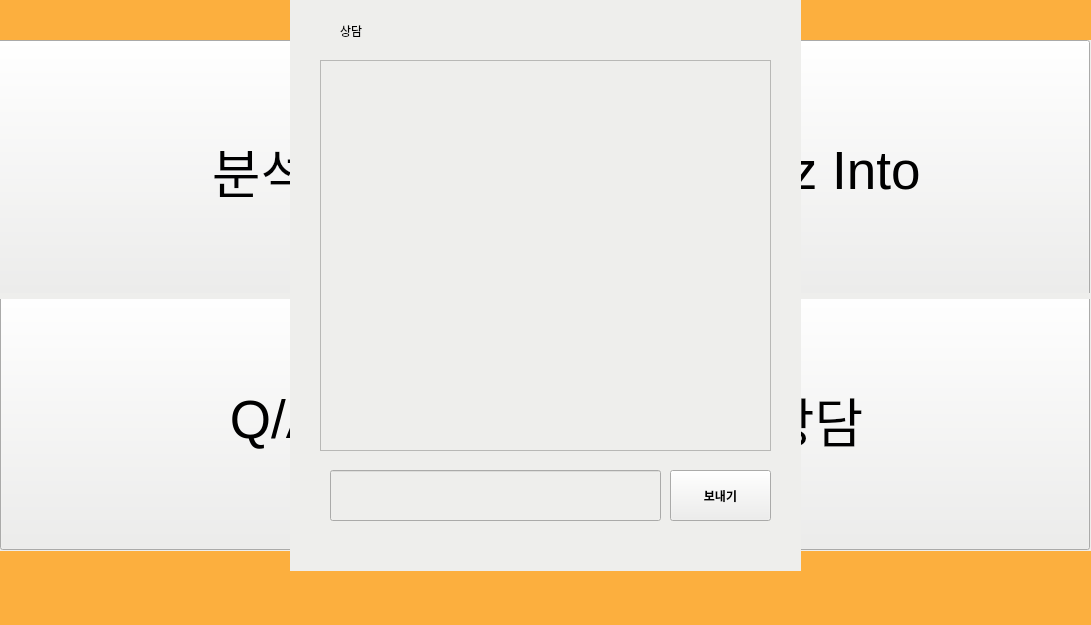
Before: the Qt Designer form professor.ui in YangwonChoi/eduwill, drawn with Qt 5.
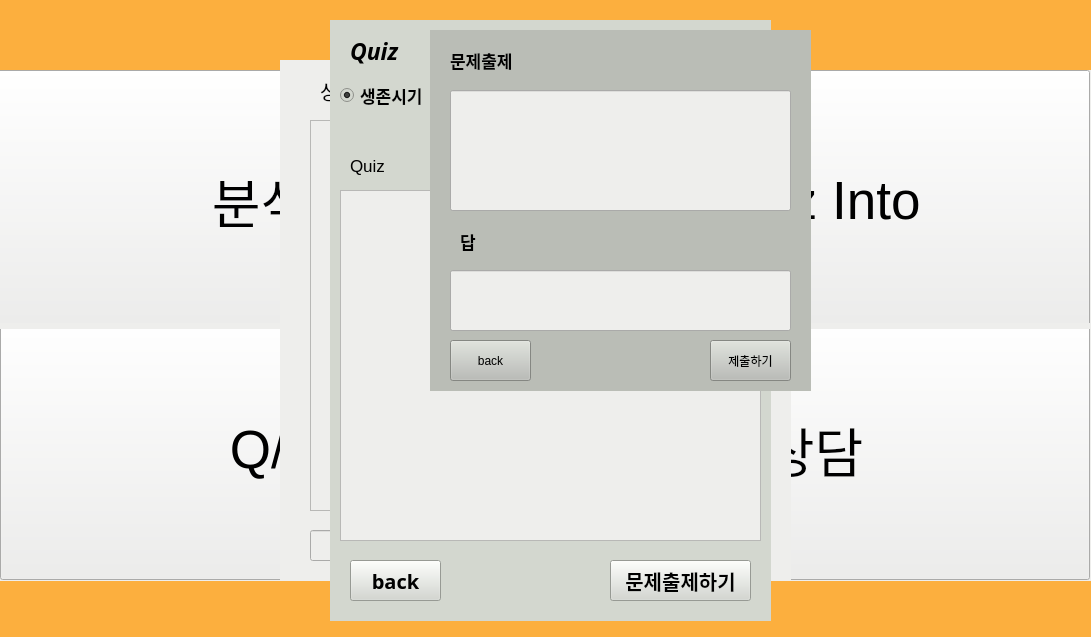
After: the same form once the commit is applied.

```diff
--- a/professor.ui
+++ b/professor.ui
@@ -7,7 +7,7 @@
     <x>0</x>
     <y>0</y>
     <width>1091</width>
-    <height>625</height>
+    <height>637</height>
    </rect>
   </property>
   <property name="windowTitle">
@@ -498,7 +498,7 @@
     <property name="geometry">
      <rect>
       <x>0</x>
-      <y>40</y>
+      <y>70</y>
       <width>1091</width>
       <height>511</height>
      </rect>
@@ -634,13 +634,213 @@
      </layout>
     </widget>
    </widget>
+   <widget class="QWidget" name="select_widget" native="true">
+    <property name="geometry">
+     <rect>
+      <x>400</x>
+      <y>80</y>
+      <width>291</width>
+      <height>391</height>
+     </rect>
+    </property>
+    <property name="styleSheet">
+     <string notr="true">background-color: rgb(238, 238, 236);
+border-style: solid;
+border-width: 2px;
+border-color: balck;</string>
+    </property>
+    <widget class="QLabel" name="label_10">
+     <property name="geometry">
+      <rect>
+       <x>20</x>
+       <y>10</y>
+       <width>151</width>
+       <height>21</height>
+      </rect>
+     </property>
+     <property name="styleSheet">
+      <string notr="true">border-style: solid;
+border-width: 0px;
+border-color: balck;</string>
+     </property>
+     <property name="text">
+      <string>현재 접속중인 학생</string>
+     </property>
+    </widget>
+    <widget class="QPushButton" name="exit_st">
+     <property name="geometry">
+      <rect>
+       <x>260</x>
+       <y>10</y>
+       <width>21</width>
+       <height>21</height>
+      </rect>
+     </property>
+     <property name="palette">
+      <palette>
+       <active>
+        <colorrole role="Button">
+         <brush brushstyle="SolidPattern">
+          <color alpha="255">
+           <red>136</red>
+           <green>138</green>
+           <blue>133</blue>
+          </color>
+         </brush>
+        </colorrole>
+        <colorrole role="Base">
+         <brush brushstyle="SolidPattern">
+          <color alpha="255">
+           <red>136</red>
+           <green>138</green>
+           <blue>133</blue>
+          </color>
+         </brush>
+        </colorrole>
+        <colorrole role="Window">
+         <brush brushstyle="SolidPattern">
+          <color alpha="255">
+           <red>136</red>
+           <green>138</green>
+           <blue>133</blue>
+          </color>
+         </brush>
+        </colorrole>
+       </active>
+       <inactive>
+        <colorrole role="Button">
+         <brush brushstyle="SolidPattern">
+          <color alpha="255">
+           <red>136</red>
+           <green>138</green>
+           <blue>133</blue>
+          </color>
+         </brush>
+        </colorrole>
+        <colorrole role="Base">
+         <brush brushstyle="SolidPattern">
+          <color alpha="255">
+           <red>136</red>
+           <green>138</green>
+           <blue>133</blue>
+          </color>
+         </brush>
+        </colorrole>
+        <colorrole role="Window">
+         <brush brushstyle="SolidPattern">
+          <color alpha="255">
+           <red>136</red>
+           <green>138</green>
+           <blue>133</blue>
+          </color>
+         </brush>
+        </colorrole>
+       </inactive>
+       <disabled>
+        <colorrole role="Button">
+         <brush brushstyle="SolidPattern">
+          <color alpha="255">
+           <red>136</red>
+           <green>138</green>
+           <blue>133</blue>
+          </color>
+         </brush>
+        </colorrole>
+        <colorrole role="Base">
+         <brush brushstyle="SolidPattern">
+          <color alpha="255">
+           <red>136</red>
+           <green>138</green>
+           <blue>133</blue>
+          </color>
+         </brush>
+        </colorrole>
+        <colorrole role="Window">
+         <brush brushstyle="SolidPattern">
+          <color alpha="255">
+           <red>136</red>
+           <green>138</green>
+           <blue>133</blue>
+          </color>
+         </brush>
+        </colorrole>
+       </disabled>
+      </palette>
+     </property>
+     <property name="styleSheet">
+      <string notr="true">QPushButton{
+background-color: rgb(136, 138, 133);
+border-style: solid;
+border-radius: 15px
+}
+QPushButton:hover{
+background-color: rgb(180, 255, 255);
+border-style: solid;
+border-radius: 15px}
+
+QPushButton:pressed{
+background-color: rgb(100, 255, 255);
+border-style: solid;
+border-radius: 15px}
+</string>
+     </property>
+     <property name="text">
+      <string>X</string>
+     </property>
+    </widget>
+    <widget class="QWidget" name="verticalLayoutWidget">
+     <property name="geometry">
+      <rect>
+       <x>0</x>
+       <y>40</y>
+       <width>291</width>
+       <height>301</height>
+      </rect>
+     </property>
+     <layout class="QVBoxLayout" name="verticalLayout">
+      <item>
+       <widget class="QListWidget" name="listWidget"/>
+      </item>
+     </layout>
+    </widget>
+    <widget class="QPushButton" name="conect_btn">
+     <property name="geometry">
+      <rect>
+       <x>100</x>
+       <y>350</y>
+       <width>89</width>
+       <height>25</height>
+      </rect>
+     </property>
+     <property name="styleSheet">
+      <string notr="true">QPushButton{
+background-color: rgb(136, 138, 133);
+border-style: solid;
+border-radius: 15px
+}
+QPushButton:hover{
+background-color: rgb(180, 255, 255);
+border-style: solid;
+border-radius: 15px}
+
+QPushButton:pressed{
+background-color: rgb(100, 255, 255);
+border-style: solid;
+border-radius: 15px}
+</string>
+     </property>
+     <property name="text">
+      <string>연결하기</string>
+     </property>
+    </widget>
+   </widget>
    <widget class="QWidget" name="chat_widget" native="true">
     <property name="geometry">
      <rect>
-      <x>290</x>
-      <y>0</y>
+      <x>280</x>
+      <y>60</y>
       <width>511</width>
-      <height>571</height>
+      <height>521</height>
      </rect>
     </property>
     <property name="styleSheet">
@@ -656,13 +856,13 @@
       </rect>
      </property>
     </widget>
-    <widget class="QPushButton" name="send_btn">
+    <widget class="QPushButton" name="send_btn_2">
      <property name="geometry">
       <rect>
        <x>380</x>
        <y>470</y>
        <width>101</width>
-       <height>51</height>
+       <height>31</height>
       </rect>
      </property>
      <property name="font">
@@ -677,42 +877,448 @@
       <string>보내기</string>
      </property>
     </widget>
-    <widget class="QLabel" name="label_9">
-     <property name="geometry">
-      <rect>
-       <x>50</x>
-       <y>10</y>
-       <width>151</width>
-       <height>41</height>
-      </rect>
-     </property>
-     <property name="text">
-      <string>상담</string>
-     </property>
-    </widget>
-    <widget class="QLineEdit" name="text_input">
+    <widget class="QLabel" name="chat_title_2">
      <property name="geometry">
       <rect>
        <x>40</x>
+       <y>10</y>
+       <width>161</width>
+       <height>41</height>
+      </rect>
+     </property>
+     <property name="font">
+      <font>
+       <pointsize>15</pointsize>
+      </font>
+     </property>
+     <property name="text">
+      <string>상담</string>
+     </property>
+    </widget>
+    <widget class="QLineEdit" name="chat_input_2">
+     <property name="geometry">
+      <rect>
+       <x>30</x>
        <y>470</y>
-       <width>331</width>
-       <height>51</height>
+       <width>341</width>
+       <height>31</height>
       </rect>
      </property>
+     <property name="text">
+      <string/>
+     </property>
     </widget>
+    <widget class="QPushButton" name="chat_exit_bt">
+     <property name="geometry">
+      <rect>
+       <x>470</x>
+       <y>10</y>
+       <width>31</width>
+       <height>31</height>
+      </rect>
+     </property>
+     <property name="palette">
+      <palette>
+       <active>
+        <colorrole role="Button">
+         <brush brushstyle="SolidPattern">
+          <color alpha="255">
+           <red>136</red>
+           <green>138</green>
+           <blue>133</blue>
+          </color>
+         </brush>
+        </colorrole>
+        <colorrole role="Base">
+         <brush brushstyle="SolidPattern">
+          <color alpha="255">
+           <red>136</red>
+           <green>138</green>
+           <blue>133</blue>
+          </color>
+         </brush>
+        </colorrole>
+        <colorrole role="Window">
+         <brush brushstyle="SolidPattern">
+          <color alpha="255">
+           <red>136</red>
+           <green>138</green>
+           <blue>133</blue>
+          </color>
+         </brush>
+        </colorrole>
+       </active>
+       <inactive>
+        <colorrole role="Button">
+         <brush brushstyle="SolidPattern">
+          <color alpha="255">
+           <red>136</red>
+           <green>138</green>
+           <blue>133</blue>
+          </color>
+         </brush>
+        </colorrole>
+        <colorrole role="Base">
+         <brush brushstyle="SolidPattern">
+          <color alpha="255">
+           <red>136</red>
+           <green>138</green>
+           <blue>133</blue>
+          </color>
+         </brush>
+        </colorrole>
+        <colorrole role="Window">
+         <brush brushstyle="SolidPattern">
+          <color alpha="255">
+           <red>136</red>
+           <green>138</green>
+           <blue>133</blue>
+          </color>
+         </brush>
+        </colorrole>
+       </inactive>
+       <disabled>
+        <colorrole role="Button">
+         <brush brushstyle="SolidPattern">
+          <color alpha="255">
+           <red>136</red>
+           <green>138</green>
+           <blue>133</blue>
+          </color>
+         </brush>
+        </colorrole>
+        <colorrole role="Base">
+         <brush brushstyle="SolidPattern">
+          <color alpha="255">
+           <red>136</red>
+           <green>138</green>
+           <blue>133</blue>
+          </color>
+         </brush>
+        </colorrole>
+        <colorrole role="Window">
+         <brush brushstyle="SolidPattern">
+          <color alpha="255">
+           <red>136</red>
+           <green>138</green>
+           <blue>133</blue>
+          </color>
+         </brush>
+        </colorrole>
+       </disabled>
+      </palette>
+     </property>
+     <property name="styleSheet">
+      <string notr="true">QPushButton{
+background-color: rgb(136, 138, 133);
+border-style: solid;
+border-radius: 15px
+}
+QPushButton:hover{
+background-color: rgb(180, 255, 255);
+border-style: solid;
+border-radius: 15px}
+
+QPushButton:pressed{
+background-color: rgb(100, 255, 255);
+border-style: solid;
+border-radius: 15px}
+</string>
+     </property>
+     <property name="text">
+      <string>X</string>
+     </property>
+    </widget>
    </widget>
+   <widget class="QWidget" name="quiz_widget" native="true">
+    <property name="geometry">
+     <rect>
+      <x>330</x>
+      <y>20</y>
+      <width>441</width>
+      <height>601</height>
+     </rect>
+    </property>
+    <property name="styleSheet">
+     <string notr="true">background-color:rgb(211, 215, 207)</string>
+    </property>
+    <widget class="QLabel" name="label_9">
+     <property name="geometry">
+      <rect>
+       <x>20</x>
+       <y>10</y>
+       <width>81</width>
+       <height>41</height>
+      </rect>
+     </property>
+     <property name="font">
+      <font>
+       <family>Ubuntu Condensed</family>
+       <pointsize>17</pointsize>
+       <weight>75</weight>
+       <italic>true</italic>
+       <bold>true</bold>
+      </font>
+     </property>
+     <property name="text">
+      <string>Quiz</string>
+     </property>
+    </widget>
+    <widget class="QLabel" name="label_11">
+     <property name="geometry">
+      <rect>
+       <x>20</x>
+       <y>130</y>
+       <width>141</width>
+       <height>31</height>
+      </rect>
+     </property>
+     <property name="font">
+      <font>
+       <pointsize>13</pointsize>
+      </font>
+     </property>
+     <property name="text">
+      <string>Quiz</string>
+     </property>
+    </widget>
+    <widget class="QPushButton" name="sub_btn">
+     <property name="geometry">
+      <rect>
+       <x>280</x>
+       <y>540</y>
+       <width>141</width>
+       <height>41</height>
+      </rect>
+     </property>
+     <property name="font">
+      <font>
+       <family>Dyuthi</family>
+       <pointsize>15</pointsize>
+       <weight>75</weight>
+       <bold>true</bold>
+      </font>
+     </property>
+     <property name="text">
+      <string>문제출제하기</string>
+     </property>
+    </widget>
+    <widget class="QPushButton" name="back_btn_2">
+     <property name="geometry">
+      <rect>
+       <x>20</x>
+       <y>540</y>
+       <width>91</width>
+       <height>41</height>
+      </rect>
+     </property>
+     <property name="font">
+      <font>
+       <family>Dyuthi</family>
+       <pointsize>15</pointsize>
+       <weight>75</weight>
+       <bold>true</bold>
+      </font>
+     </property>
+     <property name="text">
+      <string>back</string>
+     </property>
+    </widget>
+    <widget class="QRadioButton" name="surv_radiobtn">
+     <property name="geometry">
+      <rect>
+       <x>10</x>
+       <y>60</y>
+       <width>111</width>
+       <height>31</height>
+      </rect>
+     </property>
+     <property name="font">
+      <font>
+       <family>Ubuntu Mono</family>
+       <pointsize>13</pointsize>
+       <weight>75</weight>
+       <italic>false</italic>
+       <bold>true</bold>
+      </font>
+     </property>
+     <property name="text">
+      <string>생존시기</string>
+     </property>
+     <property name="checked">
+      <bool>true</bool>
+     </property>
+    </widget>
+    <widget class="QRadioButton" name="land_radiobtn">
+     <property name="geometry">
+      <rect>
+       <x>150</x>
+       <y>60</y>
+       <width>111</width>
+       <height>31</height>
+      </rect>
+     </property>
+     <property name="font">
+      <font>
+       <family>Ubuntu Mono</family>
+       <pointsize>13</pointsize>
+       <weight>75</weight>
+       <bold>true</bold>
+      </font>
+     </property>
+     <property name="text">
+      <string>발견지대륙</string>
+     </property>
+    </widget>
+    <widget class="QRadioButton" name="char_radiobtn">
+     <property name="geometry">
+      <rect>
+       <x>310</x>
+       <y>60</y>
+       <width>111</width>
+       <height>31</height>
+      </rect>
+     </property>
+     <property name="font">
+      <font>
+       <family>Ubuntu Mono</family>
+       <pointsize>13</pointsize>
+       <weight>75</weight>
+       <bold>true</bold>
+      </font>
+     </property>
+     <property name="text">
+      <string>특징</string>
+     </property>
+    </widget>
+    <widget class="QWidget" name="verticalLayoutWidget_2">
+     <property name="geometry">
+      <rect>
+       <x>10</x>
+       <y>170</y>
+       <width>421</width>
+       <height>351</height>
+      </rect>
+     </property>
+     <layout class="QVBoxLayout" name="verticalLayout_2">
+      <item>
+       <widget class="QListWidget" name="listWidget_2">
+        <property name="styleSheet">
+         <string notr="true">background-color: rgb(238, 238, 236);</string>
+        </property>
+       </widget>
+      </item>
+     </layout>
+    </widget>
+   </widget>
+   <widget class="QWidget" name="make_widget" native="true">
+    <property name="geometry">
+     <rect>
+      <x>430</x>
+      <y>30</y>
+      <width>381</width>
+      <height>361</height>
+     </rect>
+    </property>
+    <property name="styleSheet">
+     <string notr="true">background-color: rgb(186, 189, 182);</string>
+    </property>
+    <widget class="QLineEdit" name="lineEdit">
+     <property name="geometry">
+      <rect>
+       <x>20</x>
+       <y>60</y>
+       <width>341</width>
+       <height>121</height>
+      </rect>
+     </property>
+     <property name="styleSheet">
+      <string notr="true">background-color: rgb(238, 238, 236);</string>
+     </property>
+    </widget>
+    <widget class="QPushButton" name="backback_btn">
+     <property name="geometry">
+      <rect>
+       <x>20</x>
+       <y>310</y>
+       <width>81</width>
+       <height>41</height>
+      </rect>
+     </property>
+     <property name="text">
+      <string>back</string>
+     </property>
+    </widget>
+    <widget class="QPushButton" name="send_btn">
+     <property name="geometry">
+      <rect>
+       <x>280</x>
+       <y>310</y>
+       <width>81</width>
+       <height>41</height>
+      </rect>
+     </property>
+     <property name="text">
+      <string>제출하기</string>
+     </property>
+    </widget>
+    <widget class="QLineEdit" name="lineEdit_2">
+     <property name="geometry">
+      <rect>
+       <x>20</x>
+       <y>240</y>
+       <width>341</width>
+       <height>61</height>
+      </rect>
+     </property>
+     <property name="styleSheet">
+      <string notr="true">background-color: rgb(238, 238, 236);</string>
+     </property>
+    </widget>
+    <widget class="QLabel" name="label_12">
+     <property name="geometry">
+      <rect>
+       <x>20</x>
+       <y>10</y>
+       <width>101</width>
+       <height>41</height>
+      </rect>
+     </property>
+     <property name="font">
+      <font>
+       <family>Ubuntu Mono</family>
+       <pointsize>13</pointsize>
+       <weight>75</weight>
+       <bold>true</bold>
+      </font>
+     </property>
+     <property name="text">
+      <string>문제출제</string>
+     </property>
+    </widget>
+    <widget class="QLabel" name="label_13">
+     <property name="geometry">
+      <rect>
+       <x>30</x>
+       <y>196</y>
+       <width>81</width>
+       <height>31</height>
+      </rect>
+     </property>
+     <property name="font">
+      <font>
+       <family>Ubuntu Mono</family>
+       <pointsize>13</pointsize>
+       <weight>75</weight>
+       <bold>true</bold>
+      </font>
+     </property>
+     <property name="text">
+      <string>답</string>
+     </property>
+    </widget>
+   </widget>
   </widget>
-  <widget class="QMenuBar" name="menubar">
-   <property name="geometry">
-    <rect>
-     <x>0</x>
-     <y>0</y>
-     <width>1091</width>
-     <height>28</height>
-    </rect>
-   </property>
-  </widget>
-  <widget class="QStatusBar" name="statusbar"/>
  </widget>
  <resources/>
  <connections/>
```
Left out of the diff: 22 changed lines with no effect on the pictures.
